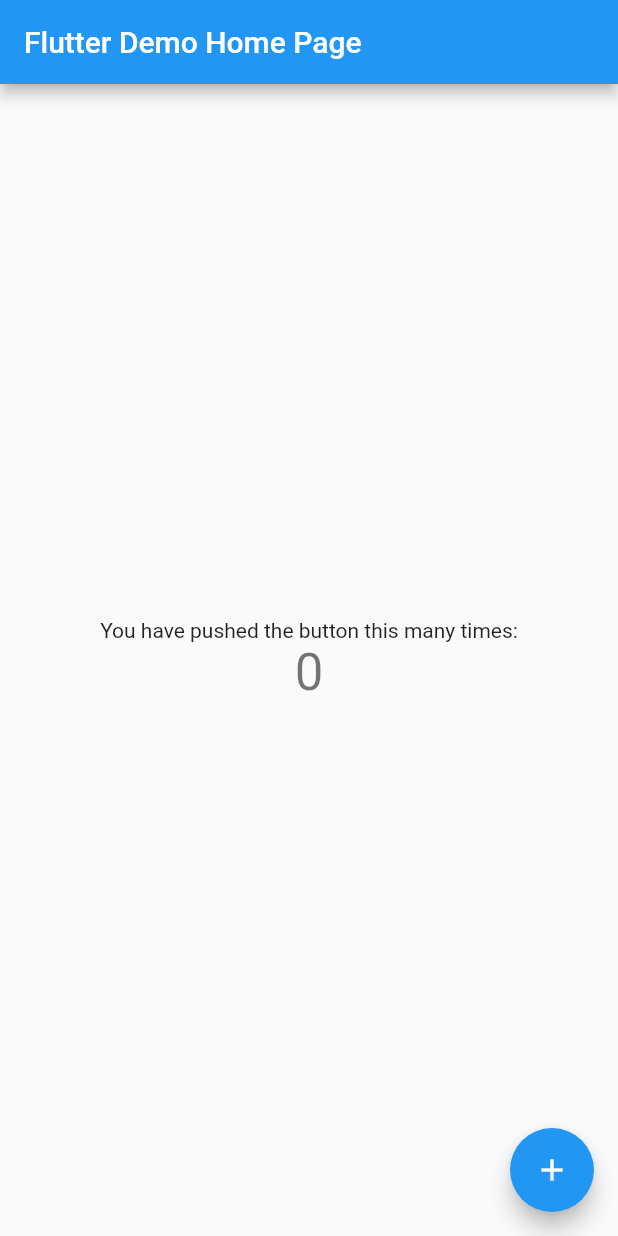
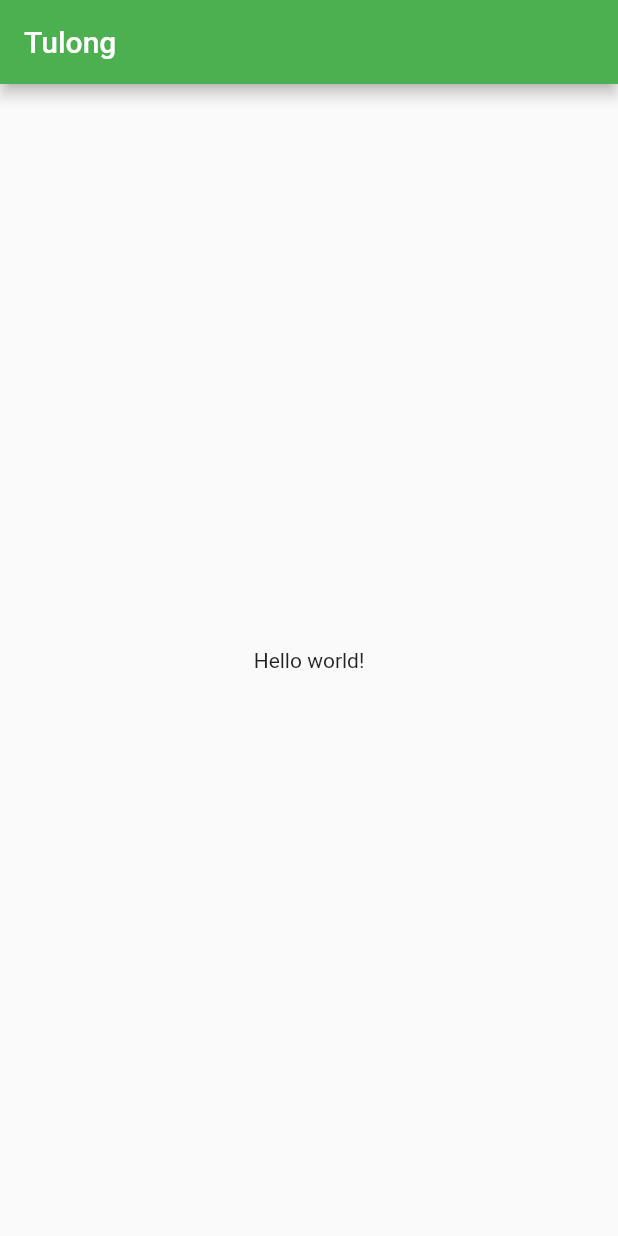
Before and after one commit to btang28/tulong, a Flutter app: the screen it shows after launch, on a phone screen of 412 x 824 dp. Run offline on Flutter 3.47's test engine with Material 2 defaults, Android fonts, the phone set to English and light mode, and no system bars.

Commit message:
Leaf Tutorial: Step 2: Widgets

```diff
--- a/lib/main.dart
+++ b/lib/main.dart
@@ -1,115 +1,22 @@
 import 'package:flutter/material.dart';
+import 'package:tulong/pages/home_page.dart';
 
 void main() {
-  runApp(const MyApp());
+  runApp(const Tulong());
 }
 
-class MyApp extends StatelessWidget {
-  const MyApp({Key? key}) : super(key: key);
+class Tulong extends StatelessWidget {
+  const Tulong({Key? key}) : super(key: key);
 
-  // This widget is the root of your application.
   @override
   Widget build(BuildContext context) {
     return MaterialApp(
-      title: 'Flutter Demo',
+      title: 'Tulong',
       theme: ThemeData(
-        // This is the theme of your application.
-        //
-        // Try running your application with "flutter run". You'll see the
-        // application has a blue toolbar. Then, without quitting the app, try
-        // changing the primarySwatch below to Colors.green and then invoke
-        // "hot reload" (press "r" in the console where you ran "flutter run",
-        // or simply save your changes to "hot reload" in a Flutter IDE).
-        // Notice that the counter didn't reset back to zero; the application
-        // is not restarted.
-        primarySwatch: Colors.blue,
+        primarySwatch: Colors.green,
+        brightness: Brightness.light,
       ),
-      home: const MyHomePage(title: 'Flutter Demo Home Page'),
+      home: HomePage(),
     );
   }
 }
-
-class MyHomePage extends StatefulWidget {
-  const MyHomePage({Key? key, required this.title}) : super(key: key);
-
-  // This widget is the home page of your application. It is stateful, meaning
-  // that it has a State object (defined below) that contains fields that affect
-  // how it looks.
-
-  // This class is the configuration for the state. It holds the values (in this
-  // case the title) provided by the parent (in this case the App widget) and
-  // used by the build method of the State. Fields in a Widget subclass are
-  // always marked "final".
-
-  final String title;
-
-  @override
-  State<MyHomePage> createState() => _MyHomePageState();
-}
-
-class _MyHomePageState extends State<MyHomePage> {
-  int _counter = 0;
-
-  void _incrementCounter() {
-    setState(() {
-      // This call to setState tells the Flutter framework that something has
-      // changed in this State, which causes it to rerun the build method below
-      // so that the display can reflect the updated values. If we changed
-      // _counter without calling setState(), then the build method would not be
-      // called again, and so nothing would appear to happen.
-      _counter++;
-    });
-  }
-
-  @override
-  Widget build(BuildContext context) {
-    // This method is rerun every time setState is called, for instance as done
-    // by the _incrementCounter method above.
-    //
-    // The Flutter framework has been optimized to make rerunning build methods
-    // fast, so that you can just rebuild anything that needs updating rather
-    // than having to individually change instances of widgets.
-    return Scaffold(
-      appBar: AppBar(
-        // Here we take the value from the MyHomePage object that was created by
-        // the App.build method, and use it to set our appbar title.
-        title: Text(widget.title),
-      ),
-      body: Center(
-        // Center is a layout widget. It takes a single child and positions it
-        // in the middle of the parent.
-        child: Column(
-          // Column is also a layout widget. It takes a list of children and
-          // arranges them vertically. By default, it sizes itself to fit its
-          // children horizontally, and tries to be as tall as its parent.
-          //
-          // Invoke "debug painting" (press "p" in the console, choose the
-          // "Toggle Debug Paint" action from the Flutter Inspector in Android
-          // Studio, or the "Toggle Debug Paint" command in Visual Studio Code)
-          // to see the wireframe for each widget.
-          //
-          // Column has various properties to control how it sizes itself and
-          // how it positions its children. Here we use mainAxisAlignment to
-          // center the children vertically; the main axis here is the vertical
-          // axis because Columns are vertical (the cross axis would be
-          // horizontal).
-          mainAxisAlignment: MainAxisAlignment.center,
-          children: <Widget>[
-            const Text(
-              'You have pushed the button this many times:',
-            ),
-            Text(
-              '$_counter',
-              style: Theme.of(context).textTheme.headline4,
-            ),
-          ],
-        ),
-      ),
-      floatingActionButton: FloatingActionButton(
-        onPressed: _incrementCounter,
-        tooltip: 'Increment',
-        child: const Icon(Icons.add),
-      ), // This trailing comma makes auto-formatting nicer for build methods.
-    );
-  }
-}
--- /dev/null
+++ b/lib/pages/home_page.dart
@@ -0,0 +1,17 @@
+import 'package:flutter/material.dart';
+
+class HomePage extends StatelessWidget {
+  const HomePage({Key? key}) : super(key: key);
+
+  @override
+  Widget build(BuildContext context) {
+    return Scaffold(
+      appBar: AppBar(
+        title: Text("Tulong"),
+      ),
+      body: Center(
+        child: Text("Hello world!"),
+      ),
+    );
+  }
+}
```
Also changed, not shown: 1 other file.
